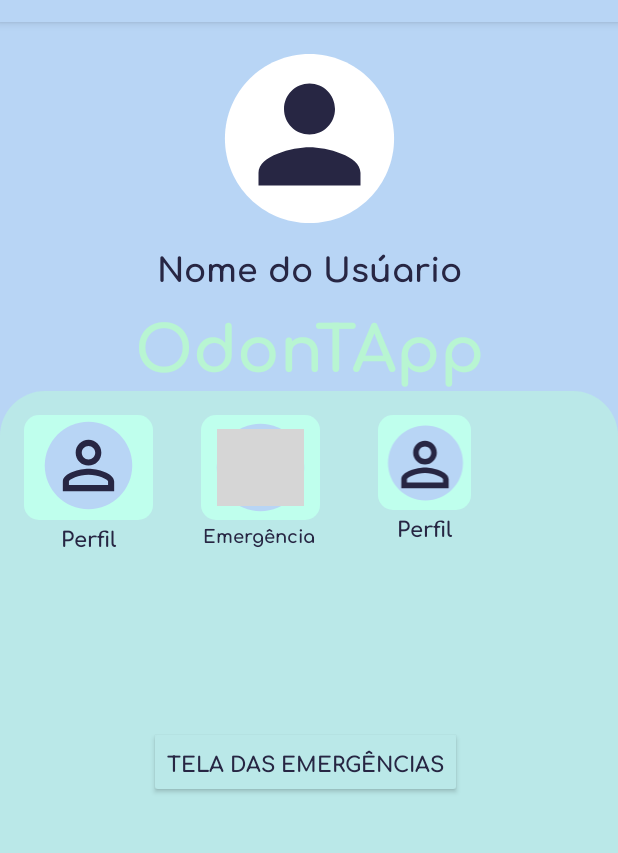
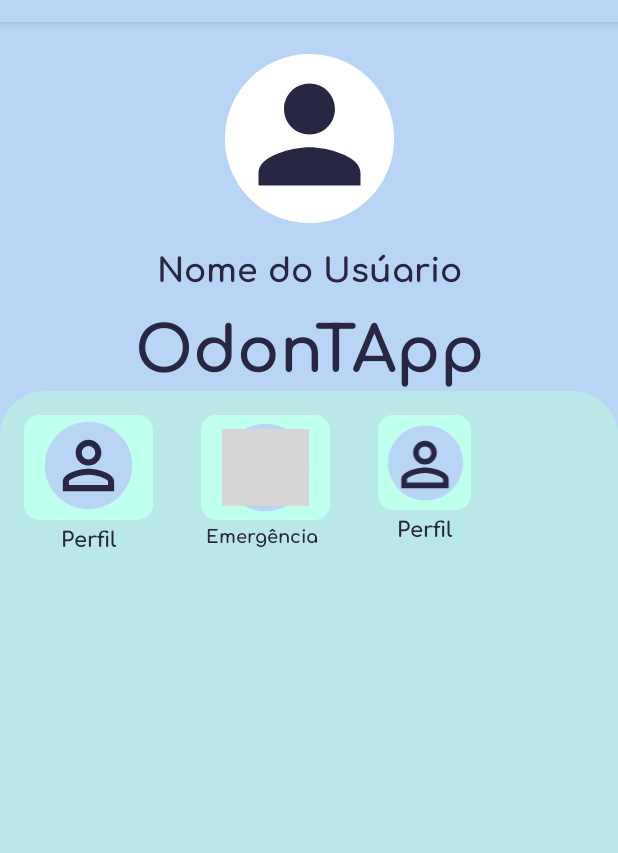
Before and after one commit to manoelacmn/teethKids, an Android app: the Tela_Inicial screen opened directly, with no data from a screen before it, on a phone screen of 412 x 824 dp, the part 62-915 px from its top. Run offline under Robolectric (Android 15) with nearby library versions, the phone set to English and light mode, and no system bars; our stand-ins replace Firebase (no records; nobody signed in at launch, a user with empty details on screens opened directly); libraries missing offline, so code that uses them is left out: io.grpc; grey boxes are pictures that could not be loaded.

Commit message:
recycle e identidade visual - tela inicial

```diff
--- a/app/src/main/res/layout/activity_tela_inicial.xml
+++ b/app/src/main/res/layout/activity_tela_inicial.xml
@@ -40,7 +40,7 @@
         android:layout_height="wrap_content"
         android:fontFamily="@font/comfortaa_bold"
         android:text="OdonTApp"
-        android:textColor="@color/verde_escuro"
+        android:textColor="@color/Azul_escuro"
         android:textSize="42dp"
         android:textStyle="bold"
         app:layout_constraintEnd_toEndOf="@+id/tvTeethKids"
@@ -58,22 +58,7 @@
         app:layout_constraintTop_toTopOf="parent"
         app:srcCompat="@drawable/baseline_person_24" />
 
-    <androidx.appcompat.widget.AppCompatButton
-        android:id="@+id/btnTelaEmergencia"
-        android:layout_width="wrap_content"
-        android:layout_height="wrap_content"
-        android:layout_marginBottom="244dp"
-        android:backgroundTint="@color/Azul_claro"
-        android:fontFamily="@font/comfortaa_bold"
-        android:text="Tela das Emergências"
-        android:textColor="@color/Azul_escuro"
-        app:layout_constraintBottom_toBottomOf="parent"
-        app:layout_constraintEnd_toEndOf="parent"
-        app:layout_constraintHorizontal_bias="0.487"
-        app:layout_constraintStart_toStartOf="parent"
-        app:layout_constraintTop_toBottomOf="@+id/imageView"
-        app:layout_constraintVertical_bias="0.98"
-        tools:ignore="MissingConstraints" />
+
 
 
 
@@ -146,13 +131,14 @@
                 </LinearLayout>
 
                 <LinearLayout
+                    android:id="@+id/btnTelaEmergencia"
                     android:layout_width="86dp"
                     android:layout_height="100dp"
                     android:layout_margin="16dp"
                     android:orientation="vertical">
 
                     <androidx.constraintlayout.widget.ConstraintLayout
-                        android:layout_width="79dp"
+                        android:layout_width="match_parent"
                         android:layout_height="70dp"
                         android:background="@drawable/white_btn_background">
 
@@ -183,7 +169,7 @@
                         android:id="@+id/TvEmergência"
                         android:layout_width="wrap_content"
                         android:layout_height="33dp"
-                        android:layout_marginStart="1dp"
+                        android:layout_marginStart="3dp"
                         android:fontFamily="@font/comfortaa_bold"
                         android:text="Emergência"
                         android:textAlignment="center"
--- a/app/src/main/res/values-night/themes.xml
+++ b/app/src/main/res/values-night/themes.xml
@@ -2,9 +2,9 @@
     <!-- Base application theme. -->
     <style name="Theme.Telacadastro" parent="Theme.MaterialComponents.DayNight.DarkActionBar">
         <!-- Primary brand color. -->
-        <item name="colorPrimary">@color/verde_claro</item>
-        <item name="colorPrimaryVariant">@color/verde_claro</item>
-        <item name="colorOnPrimary">@color/black</item>
+        <item name="colorPrimary">@color/azul_mais_claro</item>
+        <item name="colorPrimaryVariant">@color/azul_mais_claro</item>
+        <item name="colorOnPrimary">@color/azul_mais_claro</item>
         <!-- Secondary brand color. -->
         <item name="colorSecondary">@color/teal_200</item>
         <item name="colorSecondaryVariant">@color/teal_200</item>
```
